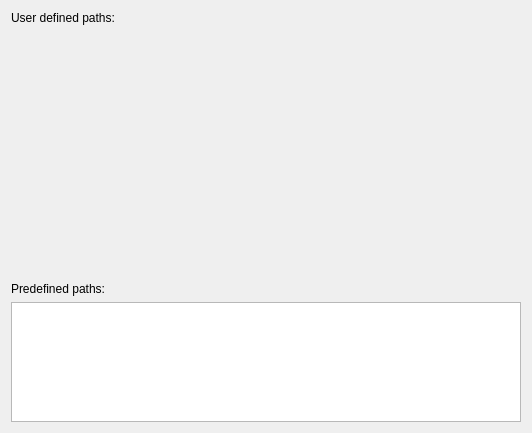
Old version of the form src/openfluid/ui/common/WaresSearchPathsWidget.ui in the repository jylfc0307/OpenFluidPlus.
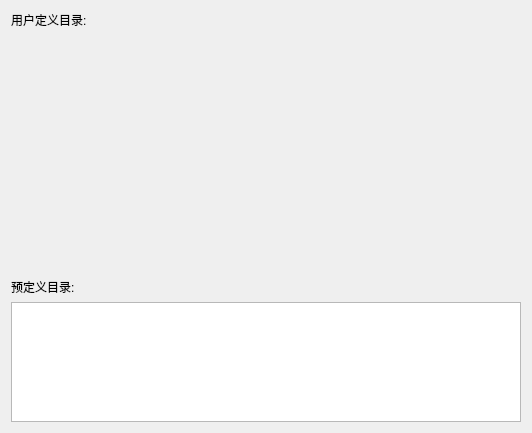
New version of the form. Custom widgets are drawn as their Qt base class.

```diff
--- a/src/openfluid/ui/common/WaresSearchPathsWidget.ui
+++ b/src/openfluid/ui/common/WaresSearchPathsWidget.ui
@@ -23,7 +23,7 @@
       </sizepolicy>
      </property>
      <property name="text">
-      <string>User defined paths:</string>
+      <string>用户定义目录:</string>
      </property>
     </widget>
    </item>
@@ -49,7 +49,7 @@
    <item>
     <widget class="QLabel" name="label_2">
      <property name="text">
-      <string>Predefined paths:</string>
+      <string>预定义目录:</string>
      </property>
     </widget>
    </item>
```
